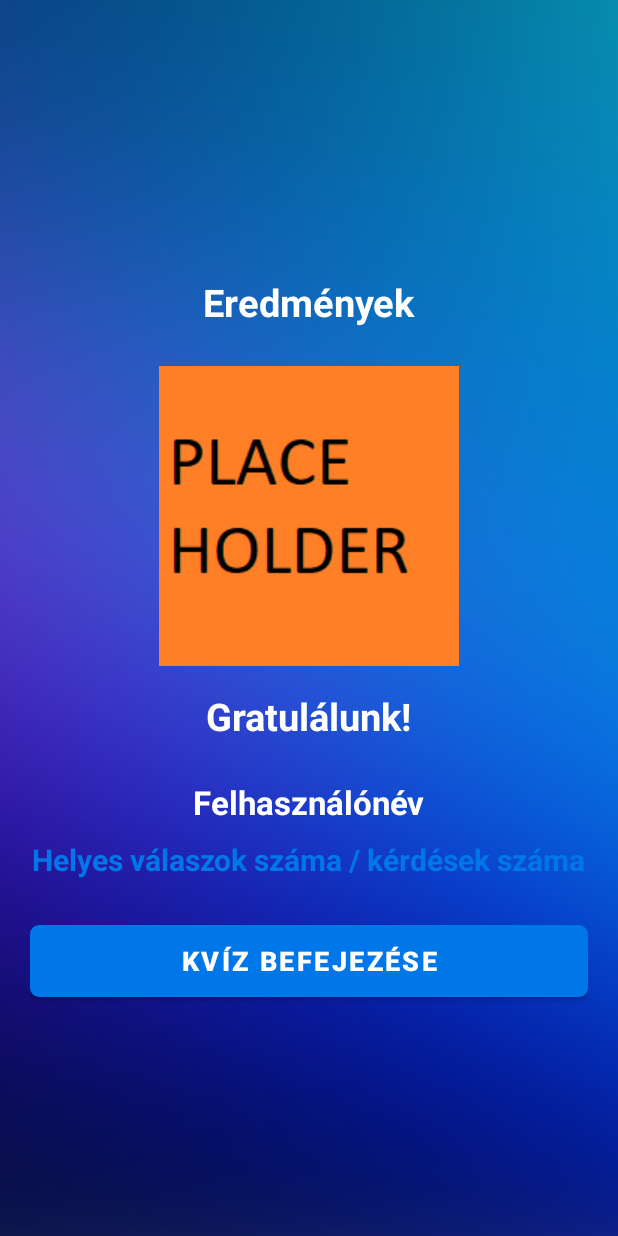
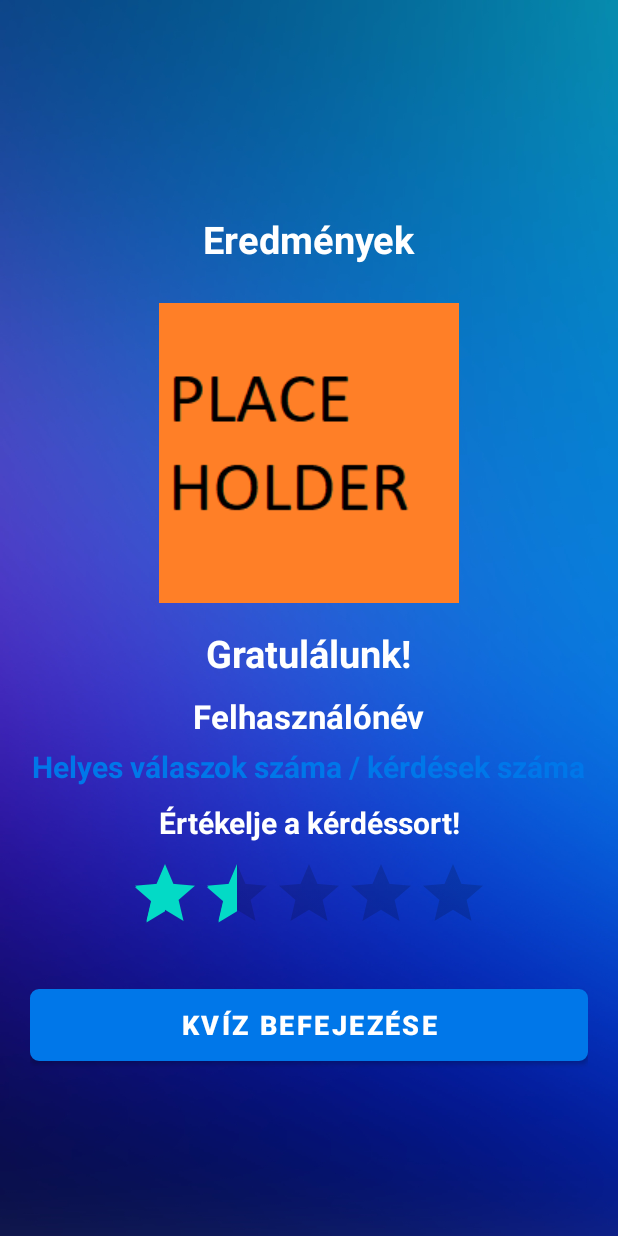
Before and after one commit to snupierik2001/SZFM_Quiz_Application, an Android app: the layout activity_result.xml on its own in the app's theme, with its tools: preview values and no code run, on a phone screen of 412 x 824 dp. Run offline under Robolectric (Android 15) with nearby library versions, the phone set to English and light mode, and no system bars.

Commit message:
Értékelés hozzáadása az apphoz

```diff
--- a/Applikáció/QuizApp/app/src/main/java/com/example/quizapp/Constants.kt
+++ b/Applikáció/QuizApp/app/src/main/java/com/example/quizapp/Constants.kt
@@ -1,10 +1,7 @@
-@file:Suppress("unused", "unused", "unused", "unused", "unused", "unused", "unused")
-
 package com.example.quizapp
 
 import kotlin.collections.ArrayList
 
-@Suppress("unused", "unused", "unused", "unused", "unused", "unused", "unused")
 object Constants {
 
     const val USER_NAME: String = "user_name"
--- a/Applikáció/QuizApp/app/src/main/java/com/example/quizapp/GuestLoginActivity.kt
+++ b/Applikáció/QuizApp/app/src/main/java/com/example/quizapp/GuestLoginActivity.kt
@@ -20,6 +20,7 @@ class GuestLoginActivity : AppCompatActivity() {
             if(name.isNotEmpty()){
                 val intent = Intent(this, SelectQuizActivity::class.java)
                 intent.putExtra(Constants.USER_NAME,binding.name.text.toString())
+                println(Constants.USER_NAME)
                 startActivity(intent)
             }else{
                 Toast.makeText(this, "Ön nem adott meg nevet!", Toast.LENGTH_SHORT).show()
--- a/Applikáció/QuizApp/app/src/main/res/layout/activity_guest_login.xml
+++ b/Applikáció/QuizApp/app/src/main/res/layout/activity_guest_login.xml
@@ -66,7 +66,8 @@
                     android:layout_height="match_parent"
                     android:hint="@string/name_hint"
                     android:textColor="#005b96"
-                    android:textColorHint="#808080" />
+                    android:textColorHint="#808080"
+                    tools:ignore="SpeakableTextPresentCheck" />
             </com.google.android.material.textfield.TextInputLayout>
 
             <Button
--- a/Applikáció/QuizApp/app/src/main/res/layout/activity_result.xml
+++ b/Applikáció/QuizApp/app/src/main/res/layout/activity_result.xml
@@ -37,11 +37,12 @@
         android:textColor="@color/white"
         android:textStyle="bold"/>
 
+
     <TextView
         android:id="@+id/tv_name"
         android:layout_width="wrap_content"
         android:layout_height="wrap_content"
-        android:layout_marginTop="25dp"
+        android:layout_marginTop="10dp"
         android:textSize="22sp"
         android:textColor="@color/white"
         android:textStyle="bold"
@@ -51,13 +52,32 @@
         android:id="@+id/tv_score"
         android:layout_width="wrap_content"
         android:layout_height="wrap_content"
-        android:layout_marginTop="10dp"
+        android:layout_marginTop="5dp"
         android:textColor="@color/Royal_Blue"
         android:textSize="20sp"
         android:textStyle="bold"
         tools:ignore="TextContrastCheck"
         tools:text="Helyes válaszok száma / kérdések száma"
         android:gravity="center"/>
+
+    <TextView
+        android:id="@+id/rating"
+        android:layout_width="match_parent"
+        android:layout_height="wrap_content"
+        android:layout_margin="10dp"
+        android:gravity="center"
+        android:textSize="20sp"
+        android:textColor="@color/white"
+        android:textStyle="bold"
+        android:text="@string/rate_question"
+        tools:text="Értékelje a kérdéssort!"/>
+
+    <RatingBar
+        android:id="@+id/bar"
+        android:layout_width="wrap_content"
+        android:layout_height="wrap_content"
+        android:rating="1.5"
+        tools:ignore="SpeakableTextPresentCheck" />
 
     <Button
         android:id="@+id/btn_finish"
--- a/Applikáció/QuizApp/app/src/main/res/values/strings.xml
+++ b/Applikáció/QuizApp/app/src/main/res/values/strings.xml
@@ -33,4 +33,5 @@
     <string name="games_topic">Játékok</string>
     <string name="history_topic">Történelem</string>
     <string name="geography_topic">Földrajz</string>
+    <string name="rate_question">Értékelje a kérdéssort!</string>
 </resources>
```
Also changed, not shown: Applikáció/QuizApp/app/src/main/java/com/example/quizapp/ResultActivity.kt (+6 -4 lines).
